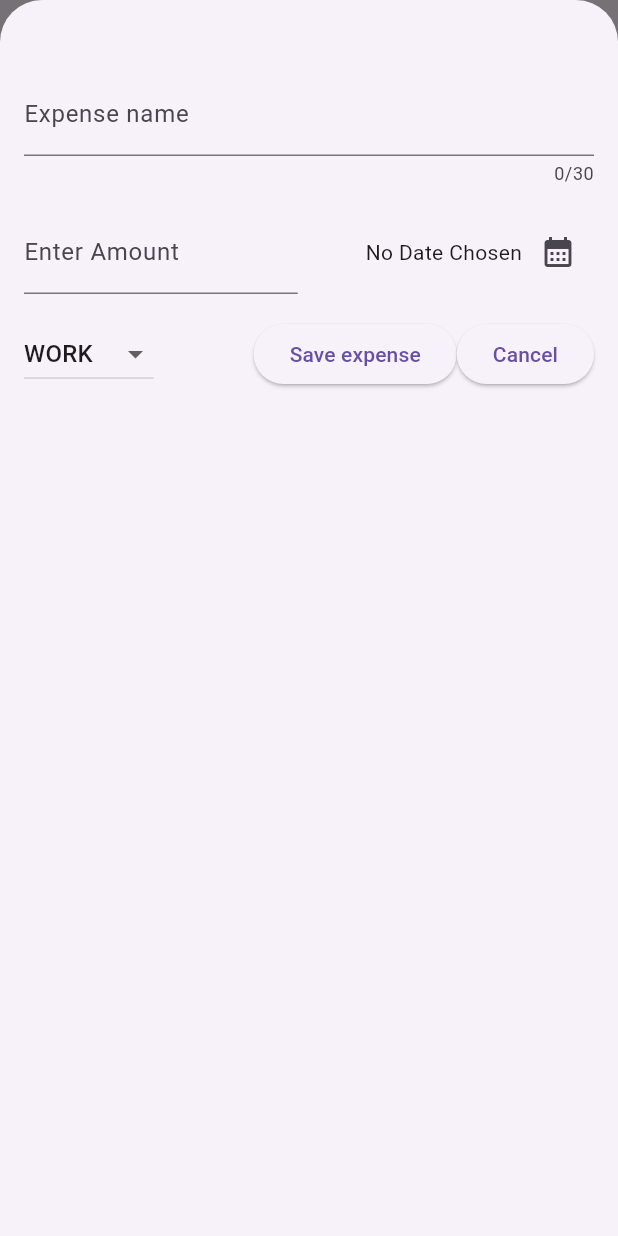
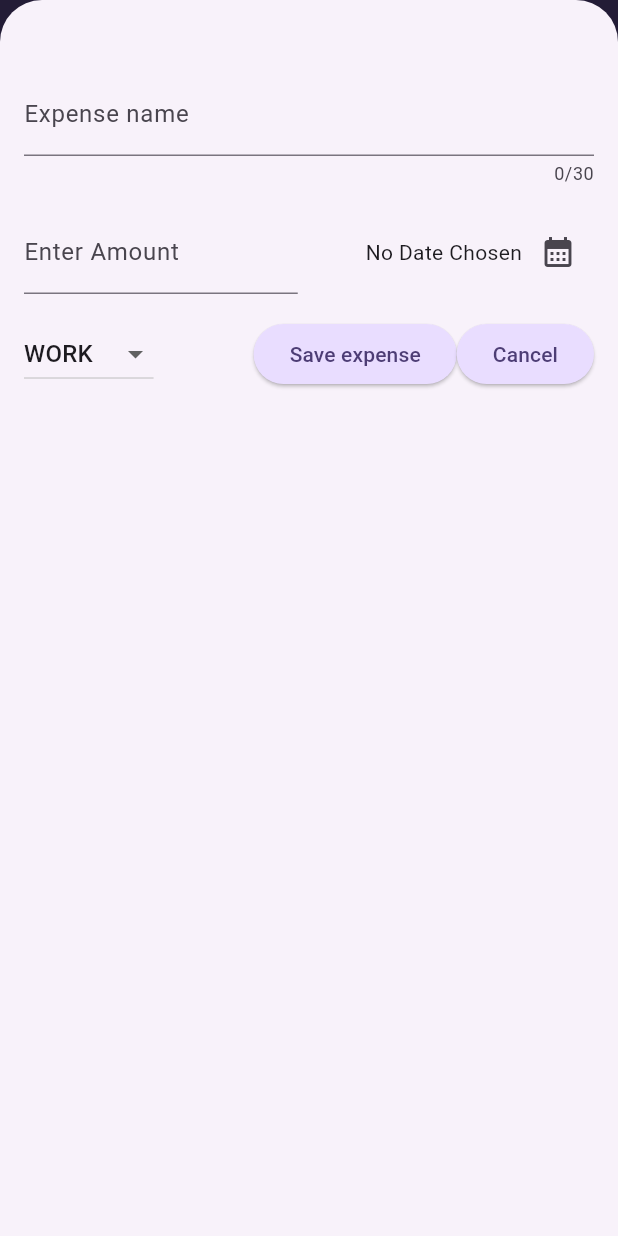
Before and after one commit to nvenkm/expense_tracker, a Flutter app: the screen it shows after launch, after a tap on the "add" icon, on a phone screen of 412 x 824 dp. Run offline on Flutter 3.47's test engine with Material 3 defaults, Android fonts, the phone set to English and light mode, and no system bars.

Commit message:
Setup theme

```diff
--- a/lib/main.dart
+++ b/lib/main.dart
@@ -1,10 +1,36 @@
 import 'package:expense_tracker/widgets/expenses.dart';
 import 'package:flutter/material.dart';
 
+var kColorScheme = ColorScheme.fromSeed(
+  seedColor: const Color.fromARGB(255, 96, 59, 181),
+);
+
 void main() {
   runApp(
-    const MaterialApp(
-      home: Expenses(),
+    MaterialApp(
+      theme: ThemeData().copyWith(
+          colorScheme: kColorScheme,
+          appBarTheme: const AppBarTheme().copyWith(
+            backgroundColor: kColorScheme.onPrimaryContainer,
+            foregroundColor: kColorScheme.primaryContainer,
+          ),
+          cardTheme: const CardTheme().copyWith(
+            color: kColorScheme.secondaryContainer,
+            margin: const EdgeInsets.symmetric(horizontal: 12, vertical: 8),
+          ),
+          elevatedButtonTheme: ElevatedButtonThemeData(
+            style: ElevatedButton.styleFrom(
+              backgroundColor: kColorScheme.primaryContainer,
+              foregroundColor: kColorScheme.onPrimaryContainer,
+            ),
+          ),
+          textTheme: ThemeData().textTheme.copyWith(
+                  titleLarge: TextStyle(
+                fontWeight: FontWeight.normal,
+                color: kColorScheme.onSecondaryContainer,
+                fontSize: 16,
+              ))),
+      home: const Expenses(),
     ),
   );
 }
--- a/lib/widgets/expenses.dart
+++ b/lib/widgets/expenses.dart
@@ -12,7 +12,20 @@ class Expenses extends StatefulWidget {
 }
 
 class _ExpensesState extends State<Expenses> {
-  final List<Expense> _registeredExpenses = [];
+  final List<Expense> _registeredExpenses = [
+    Expense(
+      title: "Some title",
+      amount: 69.99,
+      date: DateTime.now(),
+      category: Category.work,
+    ),
+    Expense(
+      title: "Some title",
+      amount: 69.99,
+      date: DateTime.now(),
+      category: Category.work,
+    ),
+  ];
 
   void _addExpense(Expense expense) {
     setState(() {
```
